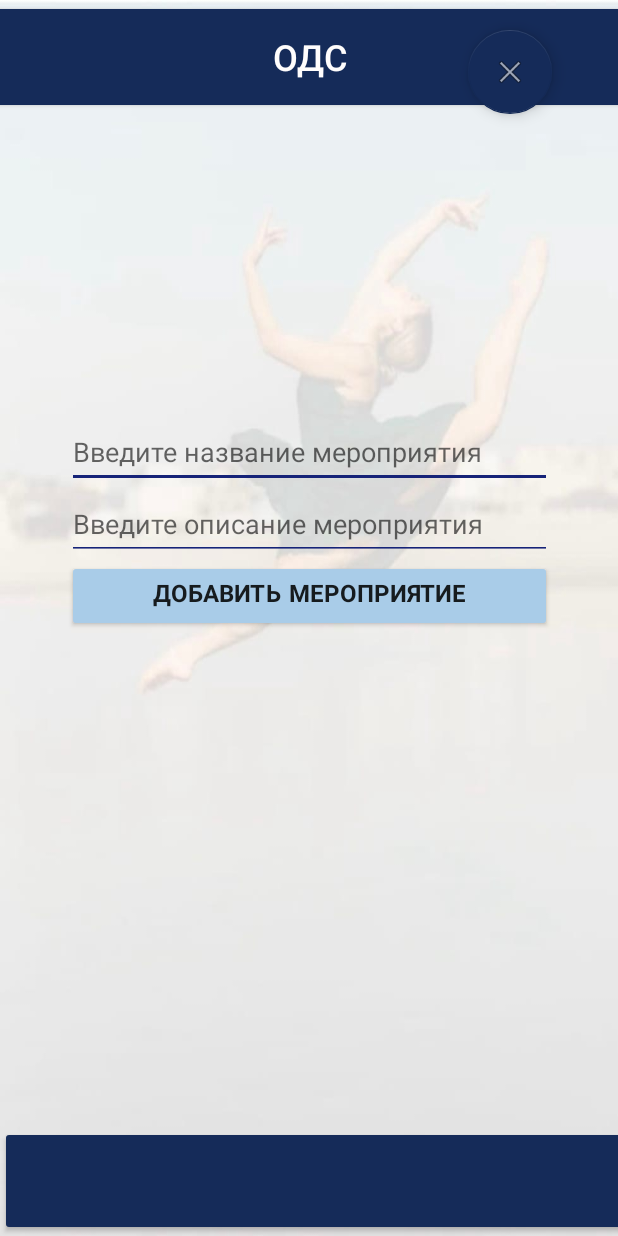
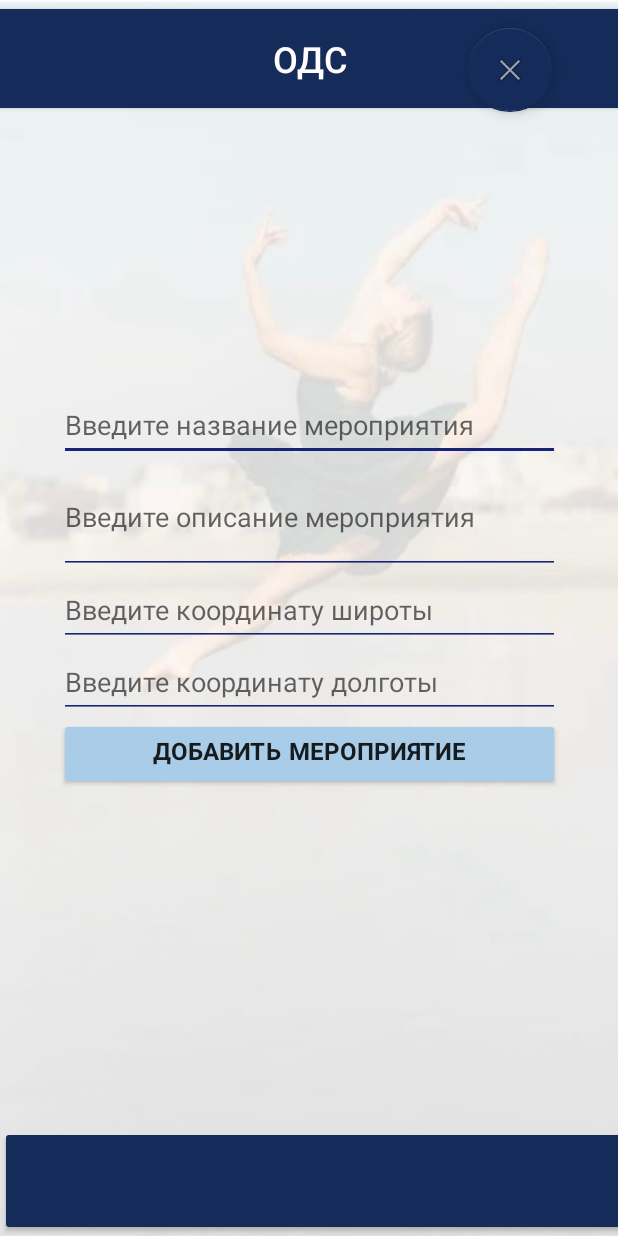
Before and after one commit to Nastya880/app_for_podss, an Android app: the AddEventActivity screen opened directly, with no data from a screen before it, after a tap on "ДОБАВИТЬ МЕРОПРИЯТИЕ", on a phone screen of 412 x 824 dp. Run offline under Robolectric (Android 15) with nearby library versions, the phone set to English and light mode, and no system bars.

Commit message:
создано новое активити с сообщением о добавлении мероприятия

```diff
--- a/app/src/main/java/com/application/APIHandler.java
+++ b/app/src/main/java/com/application/APIHandler.java
@@ -23,7 +23,7 @@ public class APIHandler {
         try {
             for (int i = 0; i < jsonArray.get().length(); i++) {
                 JSONObject exploreObject = jsonArray.get().getJSONObject(i);
-                events.add(new EventPojo(exploreObject.getInt("id"), exploreObject.getString("name"), exploreObject.getString("description")));
+                events.add(new EventPojo(exploreObject.getInt("id"), exploreObject.getString("name"), exploreObject.getString("description"), exploreObject.getDouble("lat"), exploreObject.getDouble("lng")));
             }
         } catch (ExecutionException | InterruptedException | JSONException e) {
             e.printStackTrace();
--- a/app/src/main/java/com/application/AddEventActivity.java
+++ b/app/src/main/java/com/application/AddEventActivity.java
@@ -8,12 +8,12 @@ import android.view.View;
 import android.widget.TextView;
 import android.widget.Toast;
 
-import java.util.ResourceBundle;
-
 public class AddEventActivity extends AppCompatActivity {
 
     TextView eventTitlePlainText;
     TextView eventDescriptionPlainText;
+    TextView eventPlaceLatPlainText;
+    TextView eventPlaceLngPlainText;
 
     @Override
     protected void onCreate(Bundle savedInstanceState) {
@@ -21,6 +21,8 @@ public class AddEventActivity extends AppCompatActivity {
         setContentView(R.layout.activity_add_event);
         eventTitlePlainText = findViewById(R.id.eventTitlePlainText);
         eventDescriptionPlainText = findViewById(R.id.eventDescriptionPlainText);
+        eventPlaceLatPlainText = findViewById(R.id.eventPlaceLatPlainText);
+        eventPlaceLngPlainText = findViewById(R.id.eventPlaceLngPlainText);
     }
 
 
@@ -30,15 +32,36 @@ public class AddEventActivity extends AppCompatActivity {
     }
 
     public void addEvent(View view) {
-        if (eventTitlePlainText.getText().toString().length() > 0 && eventDescriptionPlainText.getText().toString().length() > 0) {
-            FindActivity.events.add(new EventPojo(FindActivity.events.size(), eventTitlePlainText.getText().toString(), eventDescriptionPlainText.getText().toString()));
+        if (eventTitlePlainText.getText().toString().length() < 1) {
+            Toast toast = Toast.makeText(getApplicationContext(),
+                    "Введите название мероприятия", Toast.LENGTH_SHORT);
+            toast.show();
+        }
+        else if (eventDescriptionPlainText.getText().toString().length() < 1) {
+            Toast toast = Toast.makeText(getApplicationContext(),
+                    "Введите описание мероприятия", Toast.LENGTH_SHORT);
+            toast.show();
+        }
+        else if (eventPlaceLatPlainText.length() == 0) {
+            Toast toast = Toast.makeText(getApplicationContext(),
+                    "Введите координату широты мероприятия", Toast.LENGTH_SHORT);
+            toast.show();
+        }
+        else if (eventPlaceLngPlainText.length() == 0) {
+            Toast toast = Toast.makeText(getApplicationContext(),
+                    "Введите координату долготы мероприятия", Toast.LENGTH_SHORT);
+            toast.show();
+        }
+        else
+        {
+       // if (eventTitlePlainText.getText().toString().length() > 0 && eventDescriptionPlainText.getText().toString().length() > 0) {
+            FindActivity.events.add(new EventPojo(FindActivity.events.size(), eventTitlePlainText.getText().toString(), eventDescriptionPlainText.getText().toString(), eventPlaceLatPlainText.getX(), eventPlaceLngPlainText.getY()));
             eventTitlePlainText.setText("");
-       //     Intent intent = new Intent(this, AddDescriptionEventActivity.class);
-         //   startActivity(intent);
-        } else {
-            Toast toast = Toast.makeText(getApplicationContext(),
-                    "Название и описание мероприятия не могут быть пустыми", Toast.LENGTH_SHORT);
-            toast.show();
+            eventDescriptionPlainText.setText("");
+            eventPlaceLatPlainText.setText("");
+            eventPlaceLngPlainText.setText("");
+            Intent intent = new Intent(this, MessageAddEventActivity.class);
+            startActivity(intent);
         }
     }
 }
--- a/app/src/main/res/layout/activity_add_event.xml
+++ b/app/src/main/res/layout/activity_add_event.xml
@@ -9,8 +9,8 @@
 
     <Button
         android:id="@+id/button7"
-        android:layout_width="444dp"
-        android:layout_height="76dp"
+        android:layout_width="440dp"
+        android:layout_height="78dp"
         android:backgroundTint="@color/blue_dark"
         android:text="ОДС"
         android:textColor="#FFFDFD"
@@ -35,8 +35,8 @@
 
     <LinearLayout
         android:id="@+id/linearLayout4"
-        android:layout_width="323dp"
-        android:layout_height="270dp"
+        android:layout_width="334dp"
+        android:layout_height="305dp"
         android:orientation="vertical"
         app:layout_constraintBottom_toBottomOf="parent"
         app:layout_constraintEnd_toEndOf="parent"
@@ -58,14 +58,41 @@
         <EditText
             android:id="@+id/eventDescriptionPlainText"
             android:layout_width="match_parent"
-            android:layout_height="wrap_content"
+            android:layout_height="75dp"
             android:backgroundTint="#162378"
             android:drawableTint="#2196F3"
             android:ems="10"
             android:foregroundTint="#15658A"
             android:hint="Введите описание мероприятия"
             android:inputType="textPersonName"
-            android:minHeight="48dp" />
+            android:minHeight="48dp"
+            android:textAlignment="viewStart" />
+
+        <EditText
+            android:id="@+id/eventPlaceLatPlainText"
+            android:layout_width="match_parent"
+            android:layout_height="wrap_content"
+            android:backgroundTint="#162378"
+            android:drawableTint="#2196F3"
+            android:ems="10"
+            android:foregroundTint="#15658A"
+            android:hint="Введите координату широты"
+            android:inputType="textPersonName"
+            android:minHeight="48dp"
+            android:textAlignment="viewStart" />
+
+        <EditText
+            android:id="@+id/eventPlaceLngPlainText"
+            android:layout_width="match_parent"
+            android:layout_height="wrap_content"
+            android:backgroundTint="#162378"
+            android:drawableTint="#2196F3"
+            android:ems="10"
+            android:foregroundTint="#15658A"
+            android:hint="Введите координату долготы"
+            android:inputType="textPersonName"
+            android:minHeight="48dp"
+            android:textAlignment="viewStart" />
 
         <Button
             android:id="@+id/addEventButton"
```
Also changed, not shown: app/src/main/AndroidManifest.xml (+4 -4 lines), app/src/main/java/com/application/EventPojo.java (+20 -1 lines), app/src/main/java/com/application/MessageAddEventActivity.java (added, +27 -0 lines), app/src/main/res/layout/activity_message_add_event.xml (added, +79 -0 lines).
